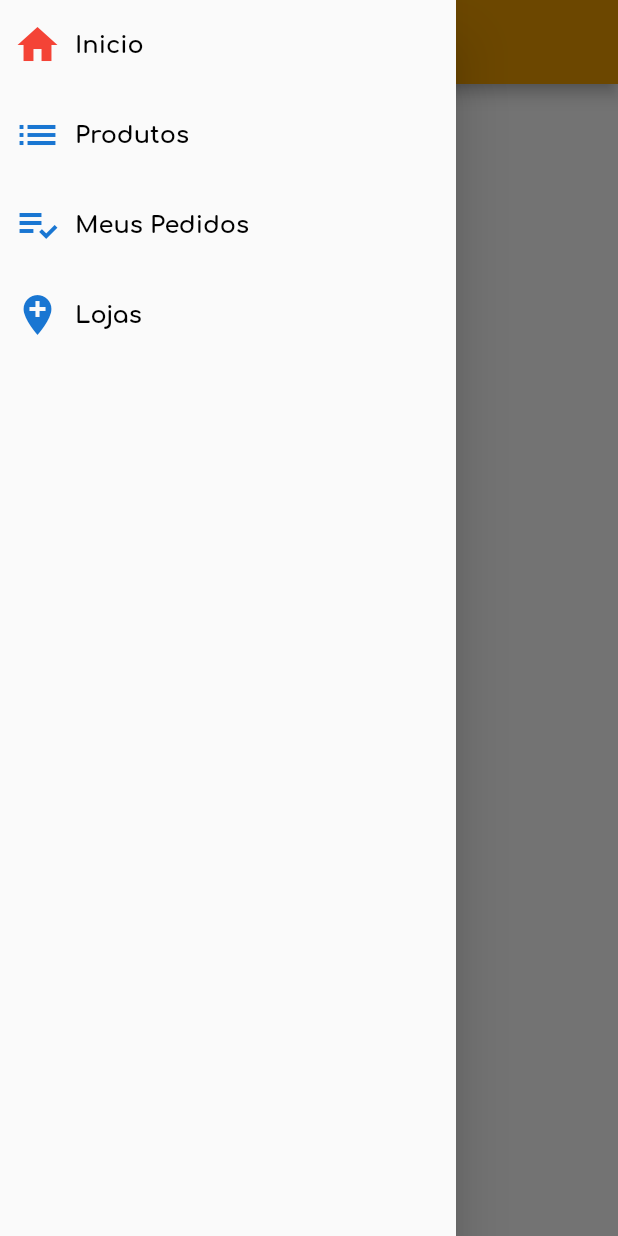
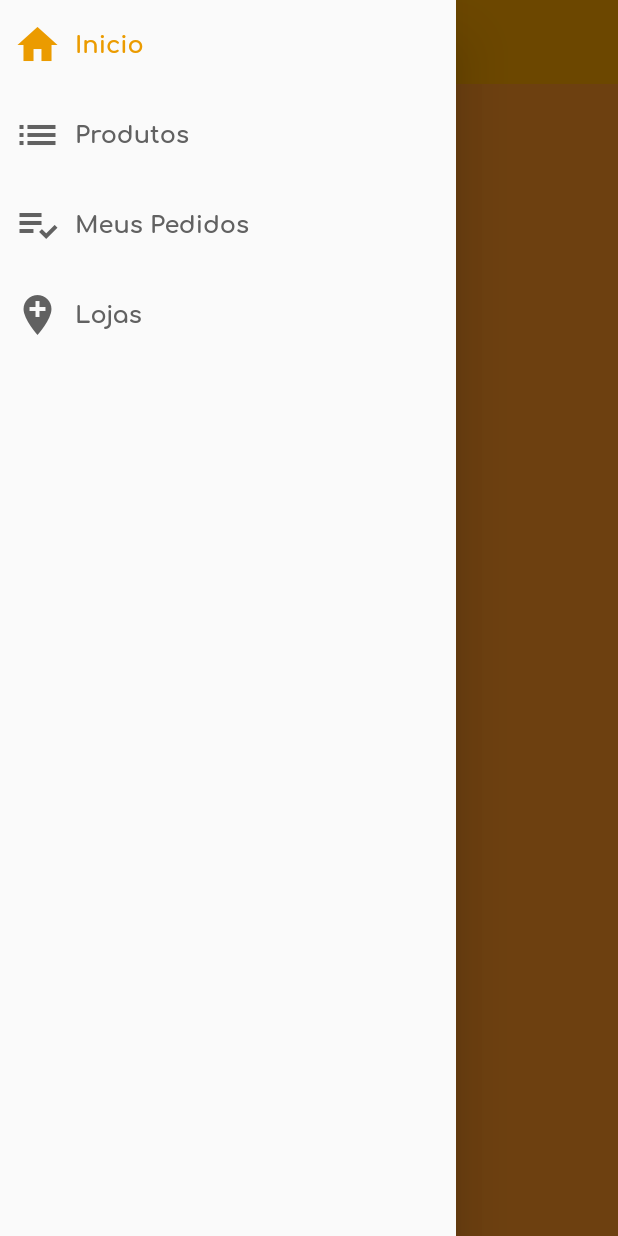
Before and after one commit to Tauan10/lojaflutter2021, a Flutter app: the screen it shows after launch, with the side drawer open, on a phone screen of 412 x 824 dp. Run offline on Flutter 3.47's test engine with Material 2 defaults, Android fonts, the phone set to English and light mode, and no system bars.

Commit message:
Alterando a cor de selecionado os icones no drawer

```diff
--- a/lib/common/custom_drawer/drawer_tile.dart
+++ b/lib/common/custom_drawer/drawer_tile.dart
@@ -11,6 +11,7 @@ class DrawerTile extends StatelessWidget {
   @override
   Widget build(BuildContext context) {
     final int curPage = context.watch<PageManeger>().page;
+    final Color primaryColor = Theme.of(context).primaryColor;
 
     return InkWell(
       onTap: () {
@@ -25,7 +26,7 @@ class DrawerTile extends StatelessWidget {
               child: Icon(
                 iconData,
                 size: 32,
-                color: curPage == page ? Colors.red : Colors.blue[700],
+                color: curPage == page ? primaryColor : Colors.grey[700],
               ),
             ),
             Text(
@@ -33,7 +34,7 @@ class DrawerTile extends StatelessWidget {
               // ignore: prefer_const_constructors
               style: TextStyle(
                 fontSize: 16,
-                color: Colors.black,
+                color: curPage == page ? primaryColor : Colors.grey[700],
               ),
             )
           ],
--- a/lib/main.dart
+++ b/lib/main.dart
@@ -13,10 +13,11 @@ class MyApp extends StatelessWidget {
       title: 'Loja de Informatica',
       debugShowCheckedModeBanner: false,
       theme: ThemeData(
-        fontFamily: 'Comfortaa',
-        primaryColor: const Color.fromARGB(255, 235, 155, 0),
-        visualDensity: VisualDensity.adaptivePlatformDensity,
-      ),
+          fontFamily: 'Comfortaa',
+          primaryColor: const Color.fromARGB(255, 235, 155, 0),
+          scaffoldBackgroundColor: const Color.fromARGB(220, 235, 120, 0),
+          visualDensity: VisualDensity.adaptivePlatformDensity,
+          appBarTheme: const AppBarTheme(elevation: 0)),
       home: BaseScreen(),
     );
   }
```
